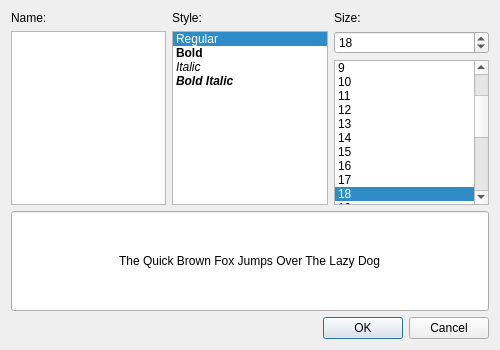
The window that library/talipot-gui/designer/FontDialog.ui (anlambert/tulip) describes before a commit, drawn with Qt 5.
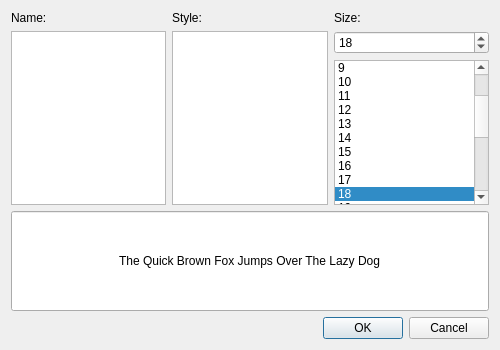
The same window after the commit. Icons and pictures are not drawn.

Commit message: talipot-[ogl|gui]: Improve fonts management with fontconfig

What changed in the file:
```diff
--- a/library/talipot-gui/designer/FontDialog.ui
+++ b/library/talipot-gui/designer/FontDialog.ui
@@ -67,46 +67,8 @@
           <item>
            <widget class="QListWidget" name="styleList">
             <property name="currentRow">
-             <number>0</number>
+             <number>-1</number>
             </property>
-            <item>
-             <property name="text">
-              <string>Regular</string>
-             </property>
-            </item>
-            <item>
-             <property name="text">
-              <string>Bold</string>
-             </property>
-             <property name="font">
-              <font>
-               <weight>75</weight>
-               <bold>true</bold>
-              </font>
-             </property>
-            </item>
-            <item>
-             <property name="text">
-              <string>Italic</string>
-             </property>
-             <property name="font">
-              <font>
-               <italic>true</italic>
-              </font>
-             </property>
-            </item>
-            <item>
-             <property name="text">
-              <string>Bold Italic</string>
-             </property>
-             <property name="font">
-              <font>
-               <weight>75</weight>
-               <italic>true</italic>
-               <bold>true</bold>
-              </font>
-             </property>
-            </item>
            </widget>
           </item>
          </layout>
```
The commit also changes 172 other files.
